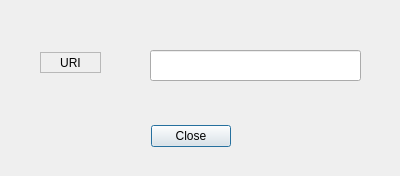
First picture: the form in PDSClient/showuridialog.ui, repository Figus13/ClientTextEditor, before the edit.
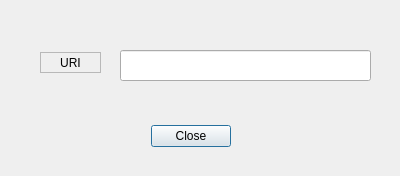
Second picture: the form after the edit.

Diff of the .ui file:
```diff
--- a/PDSClient/showuridialog.ui
+++ b/PDSClient/showuridialog.ui
@@ -38,9 +38,9 @@
   <widget class="QLineEdit" name="lineEdit">
    <property name="geometry">
     <rect>
-     <x>150</x>
+     <x>120</x>
      <y>50</y>
-     <width>211</width>
+     <width>251</width>
      <height>31</height>
     </rect>
    </property>
```
Left out of the diff: 2 changed lines with no effect on the pictures.
